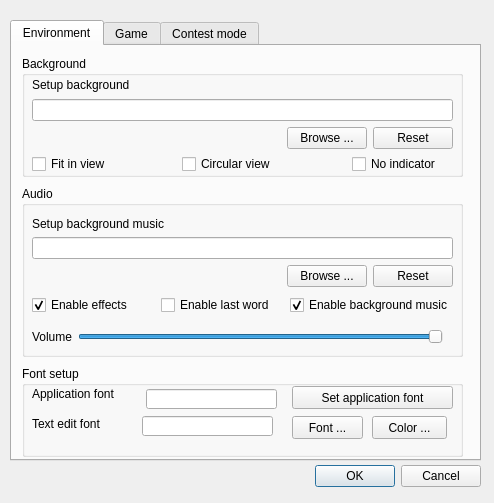
Above: src/dialog/configdialog.ui from ubun/SakuraSlash before the change. Below: the same form after it.
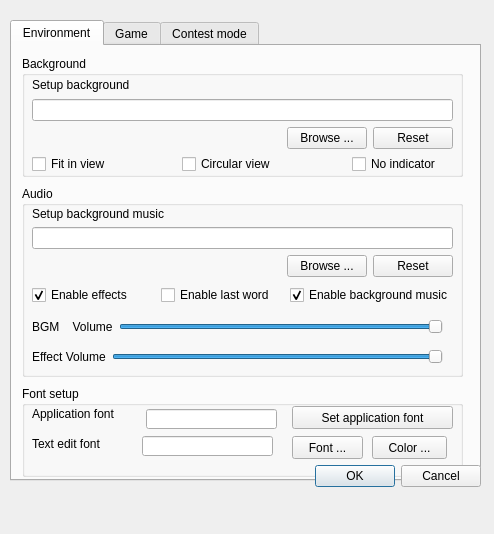
That is the form after the change.

Patch:
```diff
--- a/src/dialog/configdialog.ui
+++ b/src/dialog/configdialog.ui
@@ -10,7 +10,7 @@
     <x>0</x>
     <y>0</y>
     <width>494</width>
-    <height>503</height>
+    <height>534</height>
    </rect>
   </property>
   <property name="windowTitle">
@@ -22,7 +22,7 @@
      <x>10</x>
      <y>20</y>
      <width>471</width>
-     <height>441</height>
+     <height>461</height>
     </rect>
    </property>
    <property name="currentIndex">
@@ -38,7 +38,7 @@
        <x>10</x>
        <y>140</y>
        <width>441</width>
-       <height>171</height>
+       <height>191</height>
       </rect>
      </property>
      <property name="title">
@@ -48,7 +48,7 @@
       <property name="geometry">
        <rect>
         <x>10</x>
-        <y>30</y>
+        <y>20</y>
         <width>421</width>
         <height>71</height>
        </rect>
@@ -108,7 +108,7 @@
       <property name="geometry">
        <rect>
         <x>10</x>
-        <y>110</y>
+        <y>100</y>
         <width>421</width>
         <height>18</height>
        </rect>
@@ -147,7 +147,7 @@
       <property name="geometry">
        <rect>
         <x>10</x>
-        <y>140</y>
+        <y>130</y>
         <width>411</width>
         <height>21</height>
        </rect>
@@ -156,7 +156,7 @@
        <item>
         <widget class="QLabel" name="volumeLabel">
          <property name="text">
-          <string>Volume</string>
+          <string>BGM    Volume</string>
          </property>
          <property name="buddy">
           <cstring>volumeSlider</cstring>
@@ -164,7 +164,42 @@
         </widget>
        </item>
        <item>
-        <widget class="QSlider" name="volumeSlider">
+        <widget class="QSlider" name="bgmVolumeSlider">
+         <property name="maximum">
+          <number>100</number>
+         </property>
+         <property name="value">
+          <number>100</number>
+         </property>
+         <property name="orientation">
+          <enum>Qt::Horizontal</enum>
+         </property>
+        </widget>
+       </item>
+      </layout>
+     </widget>
+     <widget class="QWidget" name="layoutWidget3_2">
+      <property name="geometry">
+       <rect>
+        <x>10</x>
+        <y>160</y>
+        <width>411</width>
+        <height>21</height>
+       </rect>
+      </property>
+      <layout class="QHBoxLayout" name="horizontalLayout_6">
+       <item>
+        <widget class="QLabel" name="effectVolumeLabel">
+         <property name="text">
+          <string>Effect Volume</string>
+         </property>
+         <property name="buddy">
+          <cstring>bgmVolumeSlider</cstring>
+         </property>
+        </widget>
+       </item>
+       <item>
+        <widget class="QSlider" name="effectVolumeSlider">
          <property name="maximum">
           <number>100</number>
          </property>
@@ -299,7 +334,7 @@
      <property name="geometry">
       <rect>
        <x>10</x>
-       <y>320</y>
+       <y>340</y>
        <width>441</width>
        <height>91</height>
       </rect>
```
Left out of the diff: 6 changed lines with no effect on the pictures.
